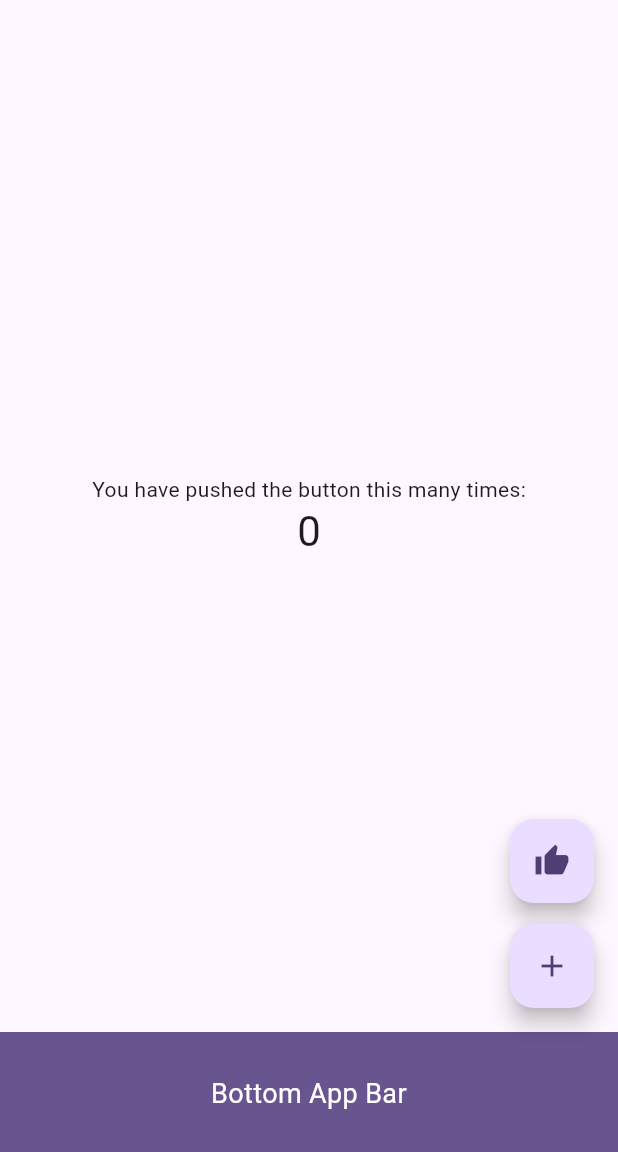
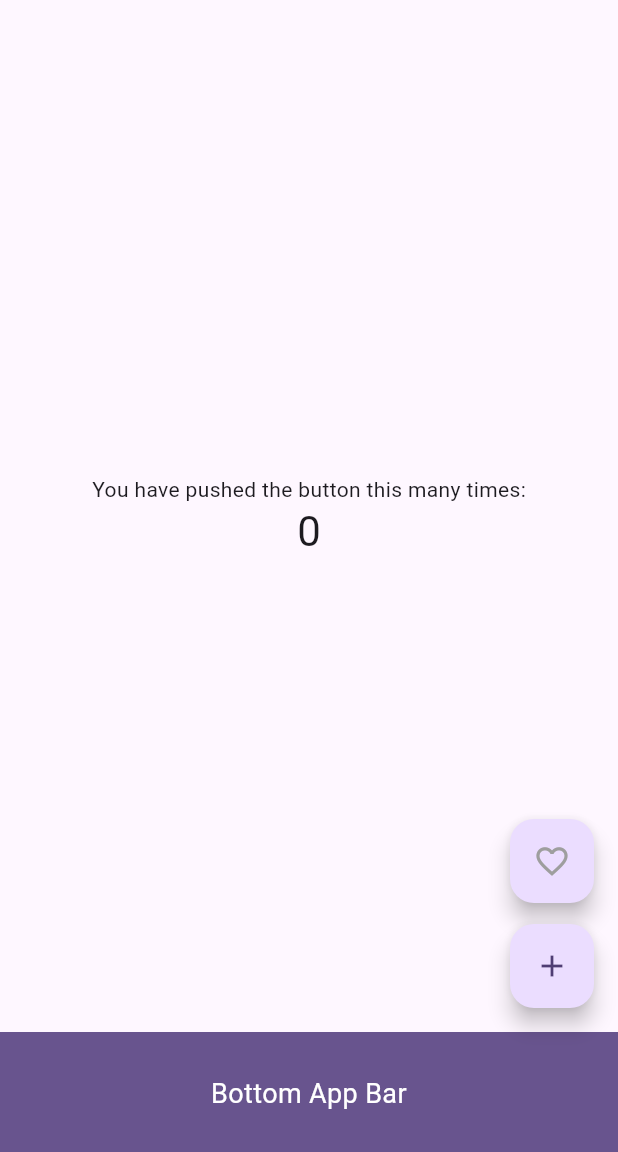
Before and after one commit to lswteen/flutter_application_demo, a Flutter app: the screen it shows after launch, on a phone screen of 412 x 824 dp, the part 84-1236 px from its top. Run offline on Flutter 3.47's test engine with Material 3 defaults, Android fonts, the phone set to English and light mode, and no system bars.

Commit message:
add :하트를 만들고 하트누르면 애니메이션효과

```diff
--- a/lib/main.dart
+++ b/lib/main.dart
@@ -1,5 +1,4 @@
 import 'package:flutter/material.dart';
-
 
 void main() {
   runApp(const MyApp());
@@ -8,7 +7,6 @@ void main() {
 class MyApp extends StatelessWidget {
   const MyApp({super.key});
 
-  // This widget is the root of your application.
   @override
   Widget build(BuildContext context) {
     return MaterialApp(
@@ -30,8 +28,27 @@ class MyHomePage extends StatefulWidget {
   State<MyHomePage> createState() => _MyHomePageState();
 }
 
-class _MyHomePageState extends State<MyHomePage> {
+class _MyHomePageState extends State<MyHomePage> with SingleTickerProviderStateMixin {
   int _counter = 0;
+  bool _isLiked = false;
+  late AnimationController _controller;
+  late Animation<double> _animation;
+
+  @override
+  void initState() {
+    super.initState();
+    _controller = AnimationController(
+      duration: const Duration(seconds: 1),
+      vsync: this,
+    );
+    _animation = Tween<double>(begin: 0, end: -100).animate(
+      CurvedAnimation(parent: _controller, curve: Curves.easeOut)
+    )..addStatusListener((status) {
+      if (status == AnimationStatus.completed) {
+        _controller.reset();
+      }
+    });
+  }
 
   void _incrementCounter() {
     setState(() {
@@ -40,12 +57,19 @@ class _MyHomePageState extends State<MyHomePage> {
   }
 
   void _likeButtonPressed() {
-    ScaffoldMessenger.of(context).showSnackBar(
-      const SnackBar(
-        content: Text('Liked!'),
-        duration: Duration(seconds: 1), // 추가: Snackbar가 사라지는 시간을 조정
-      ),
-    );
+    setState(() {
+      _isLiked = !_isLiked;
+    });
+
+    if (_isLiked) {
+      _controller.forward();
+    }
+  }
+
+  @override
+  void dispose() {
+    _controller.dispose();
+    super.dispose();
   }
 
   @override
@@ -55,7 +79,9 @@ class _MyHomePageState extends State<MyHomePage> {
         backgroundColor: Theme.of(context).colorScheme.inversePrimary,
         title: Text(widget.title),
       ),
-      body: Center(
+      body: Stack(
+        children: [
+          Center(
             child: Column(
               mainAxisAlignment: MainAxisAlignment.center,
               children: <Widget>[
@@ -69,6 +95,31 @@ class _MyHomePageState extends State<MyHomePage> {
               ],
             ),
           ),
+          Positioned(
+            right: 30,
+            bottom: 100,
+            child: AnimatedBuilder(
+              animation: _animation,
+              builder: (context, child) {
+                double iconSize = 30;
+                return Transform.translate(
+                  offset: Offset(0, _isLiked ? _animation.value : 0),
+                  child: AnimatedContainer(
+                    duration: const Duration(seconds: 1),
+                    width: iconSize,
+                    height: iconSize,
+                    child: Icon(
+                      Icons.favorite,
+                      color: _isLiked ? Colors.red : Colors.grey,
+                      size: iconSize,
+                    ),
+                  ),
+                );
+              },
+            ),
+          ),
+        ],
+      ),
       floatingActionButton: Stack(
         alignment: Alignment.bottomRight,
         children: <Widget>[
@@ -77,18 +128,20 @@ class _MyHomePageState extends State<MyHomePage> {
             child: FloatingActionButton(
               onPressed: _likeButtonPressed,
               tooltip: 'Like',
-              child: const Icon(Icons.thumb_up),
+              child: Icon(
+                _isLiked ? Icons.favorite : Icons.favorite_border,
+                color: _isLiked ? Colors.red : Colors.grey,
+                size: 25,
+              ),
             ),
           ),
           FloatingActionButton(
             onPressed: _incrementCounter,
             tooltip: 'Increment',
             child: const Icon(Icons.add),
-          )
+          ),
         ],
       ),
-
-      // This trailing comma makes auto-formatting nicer for build methods.
       bottomNavigationBar: BottomAppBar(
         color: Theme.of(context).colorScheme.primary,
         child: Padding(
```
Lines whose indentation alone changed are shown as unchanged.
